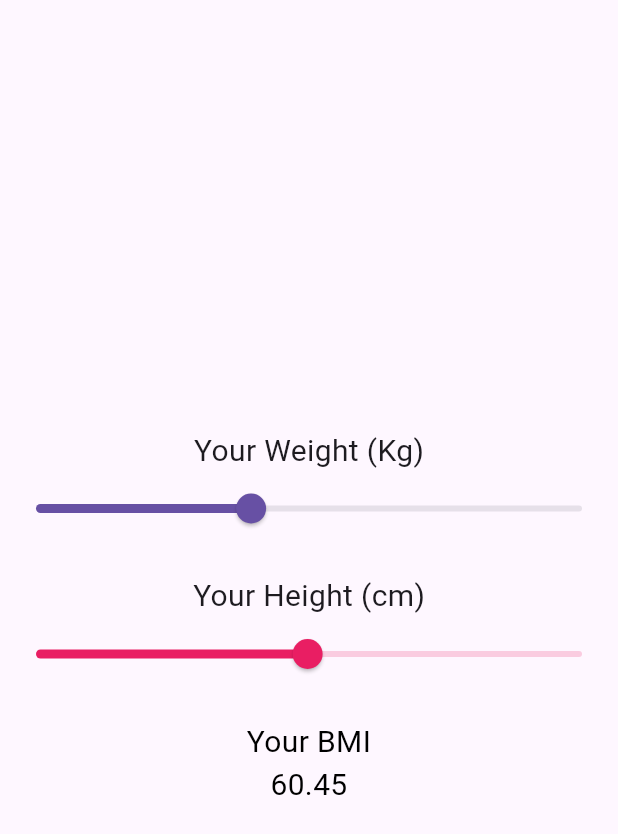
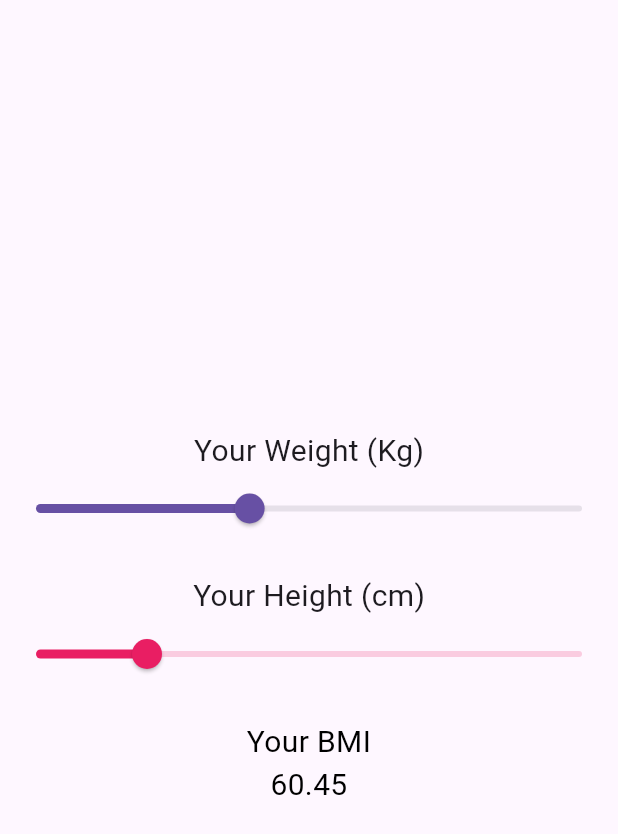
Before and after one commit to rzkjanuarr/flutter_multi_provider, a Flutter app: the screen it shows after launch, on a phone screen of 412 x 824 dp. Shown: the top 834 px of the screen. Run offline on Flutter 3.47's test engine with Material 3 defaults, Android fonts, the phone set to English and light mode, and no system bars.

Commit message:
FEAT[r]: add multi provider

```diff
--- /dev/null
+++ b/lib/height_provider.dart
@@ -0,0 +1,15 @@
+import 'package:flutter/material.dart';
+
+class HeightProvider with ChangeNotifier {
+  // State
+  double _height = 40;
+
+  // Getter
+  double get height => _height;
+
+  // Setter
+  set height(double newValue) {
+    _height = newValue;
+    notifyListeners();
+  }
+}
--- a/lib/home_page.dart
+++ b/lib/home_page.dart
@@ -1,4 +1,7 @@
 import 'package:flutter/material.dart';
+import 'package:flutter_multi_provider/height_provider.dart';
+import 'package:flutter_multi_provider/weight_provider.dart';
+import 'package:provider/provider.dart';
 
 class HomePage extends StatelessWidget {
   const HomePage({super.key});
@@ -11,25 +14,37 @@ class HomePage extends StatelessWidget {
           mainAxisAlignment: MainAxisAlignment.center,
           children: [
             Text('Your Weight (Kg)', style: TextStyle(fontSize: 20)),
-            Slider(
+            Consumer<WeightProvider>(
+              builder: (context, WP, _) => Slider(
                 min: 1,
                 max: 100,
-              value: 40,
+                divisions: 100,
+                label: WP.weight.round().toString(),
+                value: WP.weight,
                 onChanged: (newValue) {
+                  newValue = newValue.roundToDouble();
                   print('Berat : $newValue');
+                  WP.weight = newValue;
                 },
+              ),
             ),
             SizedBox(height: 20),
             Text('Your Height (cm)', style: TextStyle(fontSize: 20)),
-            Slider(
+            Consumer<HeightProvider>(
+              builder: (context, HP, _) => Slider(
                 min: 1,
                 max: 200,
-              value: 100,
+                divisions: 100,
+                label: HP.height.round.toString(),
+                value: HP.height,
                 activeColor: Colors.pink,
                 inactiveColor: Colors.pink.withOpacity(0.20),
                 onChanged: (newValue) {
+                  newValue = newValue.roundToDouble();
                   print('Tinggi : $newValue');
+                  HP.height = newValue;
                 },
+              ),
             ),
             SizedBox(height: 20),
             Text(
--- a/lib/main.dart
+++ b/lib/main.dart
@@ -1,5 +1,8 @@
 import 'package:flutter/material.dart';
+import 'package:flutter_multi_provider/height_provider.dart';
 import 'package:flutter_multi_provider/home_page.dart';
+import 'package:flutter_multi_provider/weight_provider.dart';
+import 'package:provider/provider.dart';
 
 void main() {
   runApp(const MyApp());
@@ -10,10 +13,16 @@ class MyApp extends StatelessWidget {
 
   @override
   Widget build(BuildContext context) {
-    return MaterialApp(
-      title: 'Flutter Demo',
-      debugShowCheckedModeBanner: false,
-      home: HomePage(),
+    return ChangeNotifierProvider<WeightProvider>(
+      create: (context) => WeightProvider(),
+      child: ChangeNotifierProvider<HeightProvider>(
+        create: (context) => HeightProvider(),
+        child: MaterialApp(
+          title: 'Flutter Demo',
+          debugShowCheckedModeBanner: false,
+          home: HomePage(),
+        ),
+      ),
     );
   }
 }
--- /dev/null
+++ b/lib/weight_provider.dart
@@ -0,0 +1,15 @@
+import 'package:flutter/material.dart';
+
+class WeightProvider with ChangeNotifier {
+  // State
+  double _weight = 40;
+
+  // Getter
+  double get weight => _weight;
+
+  // Setter
+  set weight(double newValue) {
+    _weight = newValue;
+    notifyListeners();
+  }
+}
```
Lines whose indentation alone changed are shown as unchanged.
